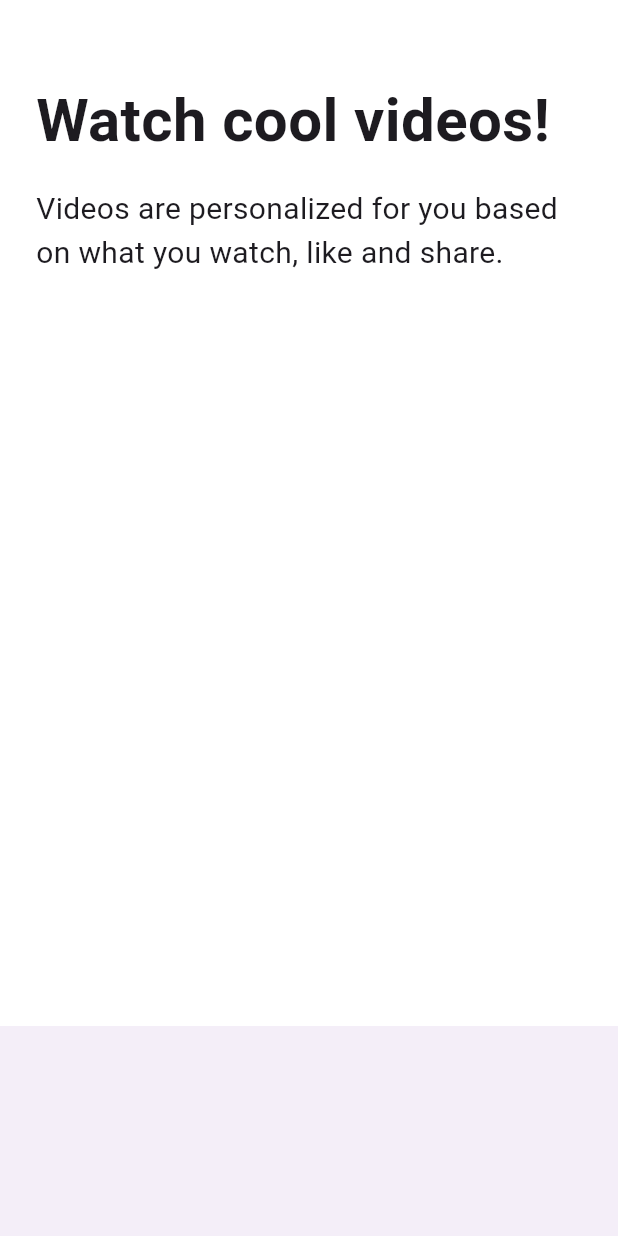
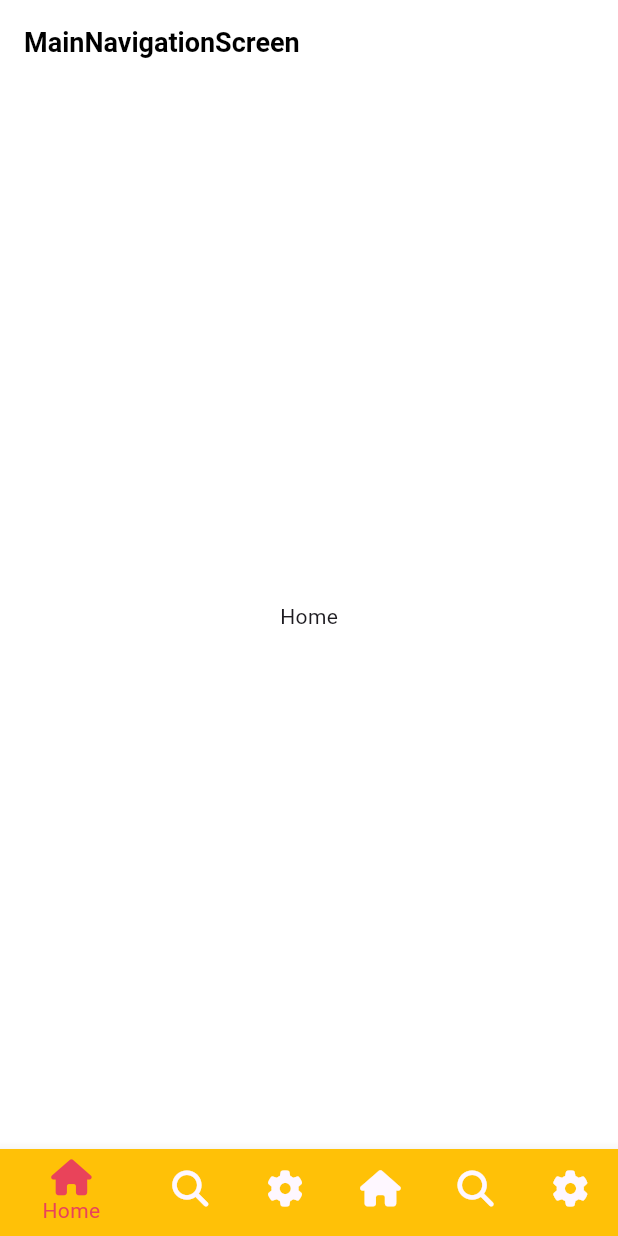
Before and after one commit to sunkeunchoi/flutter_ticktok, a Flutter app: the screen it shows after launch, on a phone screen of 412 x 824 dp. Run offline on Flutter 3.47's test engine with Material 2 defaults, Android fonts, the phone set to English and light mode, and no system bars; our stand-ins replace font_awesome_flutter.

Commit message:
navigation BottomNavigationBar

```diff
--- a/lib/features/authentication/birthday_screen.dart
+++ b/lib/features/authentication/birthday_screen.dart
@@ -41,10 +41,11 @@ class _BirthdayScreenState extends State<BirthdayScreen> {
   }
 
   void _onNextTap() {
-    Navigator.of(context).push(
+    Navigator.of(context).pushAndRemoveUntil(
       MaterialPageRoute(
         builder: (context) => const InterestsScreen(),
       ),
+      (route) => false,
     );
   }
 
--- a/lib/features/authentication/login_form_screen.dart
+++ b/lib/features/authentication/login_form_screen.dart
@@ -39,10 +39,11 @@ class _LoginFormScreenState extends State<LoginFormScreen> {
       return;
     }
     _formKey.currentState!.save();
-    Navigator.of(context).push(
+    Navigator.of(context).pushAndRemoveUntil(
       MaterialPageRoute(
         builder: (context) => const InterestsScreen(),
       ),
+      (route) => false,
     );
   }
 
--- /dev/null
+++ b/lib/features/navigation/main_navigation_screen.dart
@@ -0,0 +1,107 @@
+import 'package:flutter/material.dart';
+import 'package:font_awesome_flutter/font_awesome_flutter.dart';
+
+const screens = [
+  Center(
+    child: Text("Home"),
+  ),
+  Center(
+    child: Text("Search"),
+  ),
+  Center(
+    child: Text("Settings"),
+  ),
+  Center(
+    child: Text("Home2"),
+  ),
+  Center(
+    child: Text("Search2"),
+  ),
+  Center(
+    child: Text("Settings2"),
+  ),
+];
+
+class MainNavigationScreen extends StatefulWidget {
+  const MainNavigationScreen({super.key});
+
+  @override
+  State<MainNavigationScreen> createState() => _MainNavigationScreenState();
+}
+
+class _MainNavigationScreenState extends State<MainNavigationScreen> {
+  int _selectedIndex = 0;
+
+  void _onTap(int index) {
+    setState(() {
+      _selectedIndex = index;
+    });
+  }
+
+  @override
+  Widget build(BuildContext context) {
+    return Scaffold(
+      appBar: AppBar(
+        title: const Text(
+          'MainNavigationScreen',
+        ),
+      ),
+      body: screens[_selectedIndex],
+      bottomNavigationBar: BottomNavigationBar(
+        currentIndex: _selectedIndex,
+        onTap: _onTap,
+        selectedItemColor: Theme.of(context).primaryColor,
+        type: BottomNavigationBarType.shifting,
+        items: const [
+          BottomNavigationBarItem(
+            icon: FaIcon(
+              FontAwesomeIcons.house,
+            ),
+            label: "Home",
+            tooltip: "What are you?",
+            backgroundColor: Colors.amber,
+          ),
+          BottomNavigationBarItem(
+            icon: FaIcon(
+              FontAwesomeIcons.magnifyingGlass,
+            ),
+            label: "Search",
+            tooltip: "What are you?",
+            backgroundColor: Colors.blue,
+          ),
+          BottomNavigationBarItem(
+              icon: FaIcon(
+                FontAwesomeIcons.gear,
+              ),
+              label: "Settings",
+              tooltip: "What are you?",
+              backgroundColor: Colors.brown),
+          BottomNavigationBarItem(
+            icon: FaIcon(
+              FontAwesomeIcons.house,
+            ),
+            label: "Home2",
+            tooltip: "What are you?",
+            backgroundColor: Colors.deepOrange,
+          ),
+          BottomNavigationBarItem(
+            icon: FaIcon(
+              FontAwesomeIcons.magnifyingGlass,
+            ),
+            label: "Search2",
+            tooltip: "What are you?",
+            backgroundColor: Colors.deepPurple,
+          ),
+          BottomNavigationBarItem(
+            icon: FaIcon(
+              FontAwesomeIcons.gear,
+            ),
+            label: "Settings2",
+            tooltip: "What are you?",
+            backgroundColor: Colors.green,
+          ),
+        ],
+      ),
+    );
+  }
+}
--- a/lib/features/onboarding/tutorial_screen.dart
+++ b/lib/features/onboarding/tutorial_screen.dart
@@ -2,6 +2,7 @@ import 'package:flutter/cupertino.dart';
 import 'package:flutter/material.dart';
 import 'package:flutter_ticktoc/constants/gaps.dart';
 import 'package:flutter_ticktoc/constants/sizes.dart';
+import 'package:flutter_ticktoc/features/navigation/main_navigation_screen.dart';
 
 class TutorialScreen extends StatefulWidget {
   const TutorialScreen({super.key});
@@ -30,6 +31,13 @@ class _TutorialScreenState extends State<TutorialScreen> {
     setState(() {
       _showingPage = _direction == Direction.left ? Pages.second : Pages.first;
     });
+  }
+
+  void _onEnterAppTap() {
+    Navigator.of(context).pushAndRemoveUntil(
+      MaterialPageRoute(builder: (context) => const MainNavigationScreen()),
+      (route) => false,
+    );
   }
 
   @override
--- a/lib/main.dart
+++ b/lib/main.dart
@@ -1,6 +1,6 @@
 import 'package:flutter/material.dart';
 import 'package:flutter_ticktoc/constants/sizes.dart';
-import 'package:flutter_ticktoc/features/onboarding/tutorial_screen.dart';
+import 'package:flutter_ticktoc/features/navigation/main_navigation_screen.dart';
 
 void main() {
   runApp(const App());
@@ -28,7 +28,7 @@ class App extends StatelessWidget {
         primaryColor: const Color(0xFFE9435A),
       ),
       // home: const SignUpScreen(),
-      home: const TutorialScreen(),
+      home: const MainNavigationScreen(),
     );
   }
 }
```
